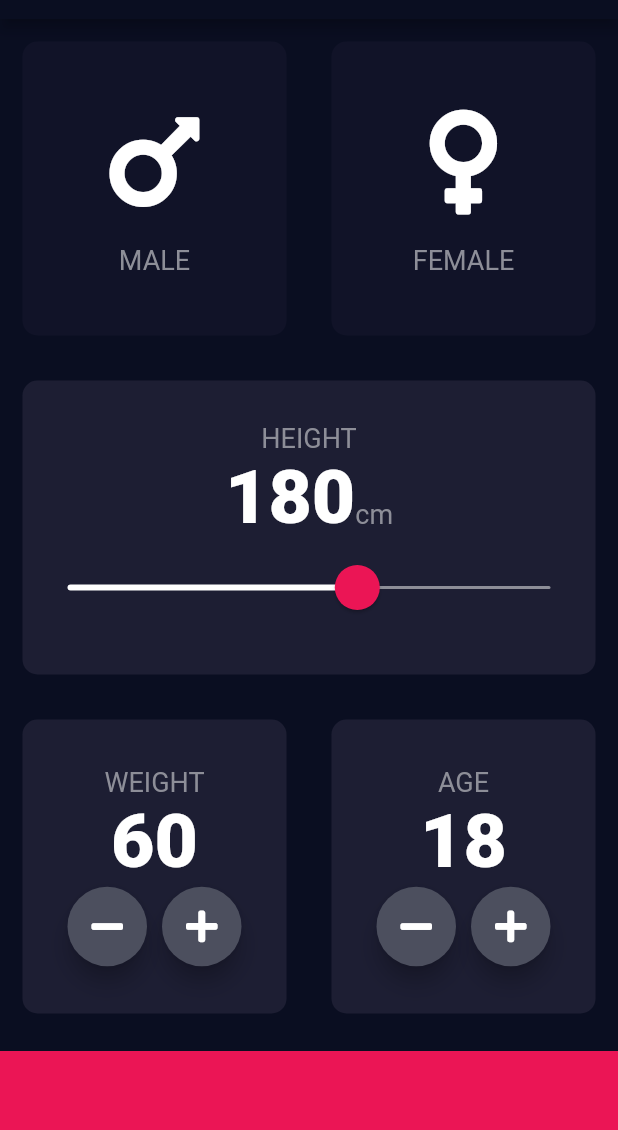
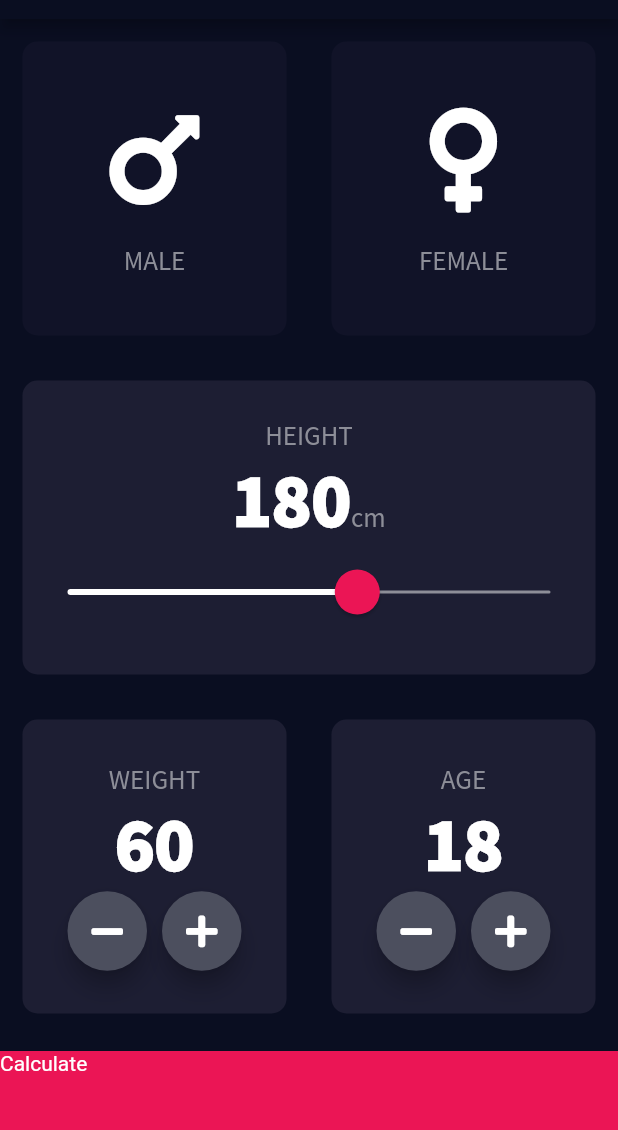
Before and after one commit to Azim87/bmi_calculator, a Flutter app: the screen it shows after launch, on a phone screen of 412 x 824 dp, the part 65-1195 px from its top. Run offline on Flutter 3.47's test engine with Material 2 defaults, Android fonts, the phone set to English and light mode, and no system bars; our stand-ins replace font_awesome_flutter.

```diff
--- a/lib/constants.dart
+++ b/lib/constants.dart
@@ -11,8 +11,8 @@ const kSliderTrackHeight = 2.0;
 const kSliderOverlayColor = Color(0x29EB1555);
 const kSliderThumbColor = Color(0xFFEB1555);
 
-const kLabelTextStyle = TextStyle(fontSize: 18.0, color: Color(0xFF8D8E98));
-const kLabelTextStyleBig = TextStyle(fontSize: 50.0, fontWeight: FontWeight.w900);
+const kLabelTextStyle = TextStyle(fontSize: 18.0, color: Color(0xFF8D8E98), fontFamily: "Source Code Pro");
+const kLabelTextStyleBig = TextStyle(fontSize: 50.0, fontWeight: FontWeight.w900, fontFamily: 'Source Code Pro');
 
 const kHeightMin = 120.0;
 const kHeightMax = 220.0;
--- a/lib/input_page.dart
+++ b/lib/input_page.dart
@@ -213,11 +213,17 @@ class _InputPageState extends State<InputPage> {
               ],
             ),
           ),
-          Container(
-            color: kBottomContainerColor,
-            margin: EdgeInsets.only(top: 10.0),
-            width: double.infinity,
-            height: kBottomContainerHeight,
+          GestureDetector(
+            onTap: () {
+
+            },
+            child: Container(
+              child: Text('Calculate'),
+              color: kBottomContainerColor,
+              margin: EdgeInsets.only(top: 10.0),
+              width: double.infinity,
+              height: kBottomContainerHeight,
+            ),
           )
         ],
       ),
```
Also changed, not shown: lib/results_page.dart (added, +8 -0 lines), pubspec.yaml (+5 -29 lines), fonts/SourceSansPro-Black.ttf (added), fonts/SourceSansPro-Bold.ttf (added), fonts/SourceSansPro-ExtraLight.ttf (added), fonts/SourceSansPro-Light.ttf (added), fonts/SourceSansPro-Regular.ttf (added), fonts/SourceSansPro-SemiBold.ttf (added).
